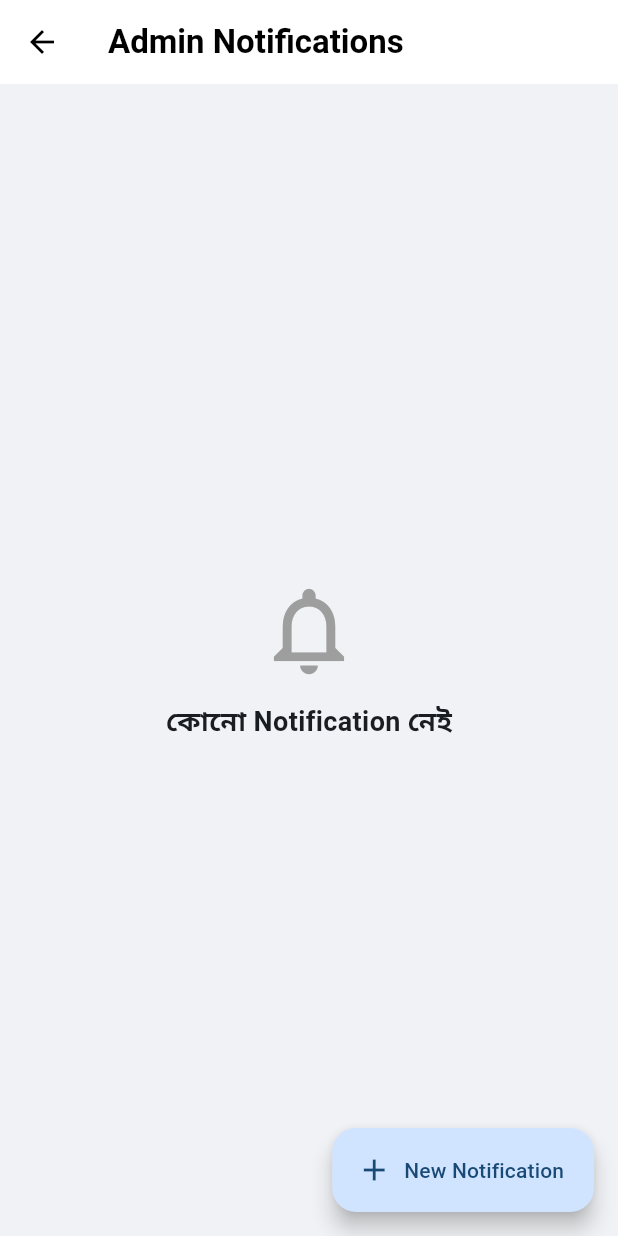
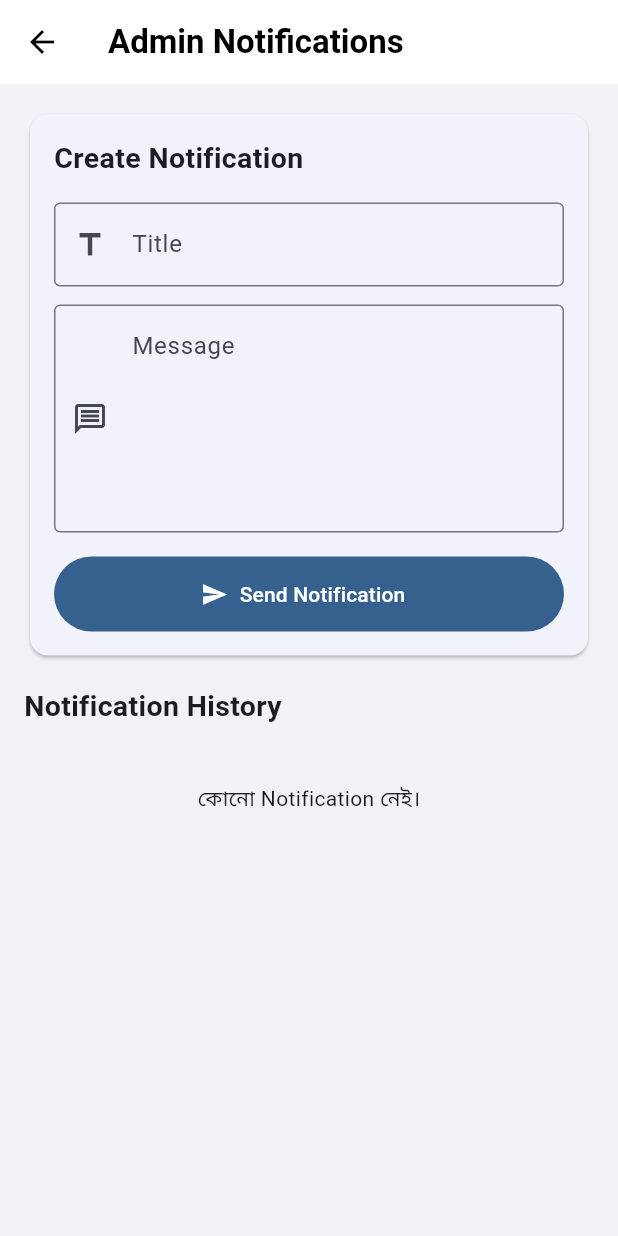
Before and after one commit to bondhu-app/bondhu_social, a Flutter app: the AdminNotificationsScreen screen opened directly, on a phone screen of 412 x 824 dp. Run offline on Flutter 3.47's test engine with Material 3 defaults, Android fonts, the phone set to English and light mode, and no system bars; our stand-ins replace cloud_firestore, firebase_auth, firebase_core; accounts and stored records are empty.

Commit message:
Update admin_notifications_screen.dart

```diff
--- a/lib/screens/admin/admin_notifications_screen.dart
+++ b/lib/screens/admin/admin_notifications_screen.dart
@@ -1,8 +1,121 @@
 import 'package:cloud_firestore/cloud_firestore.dart';
 import 'package:flutter/material.dart';
 
-class AdminNotificationsScreen extends StatelessWidget {
-  const AdminNotificationsScreen({super.key});
+class AdminNotificationsScreen extends StatefulWidget {
+  const AdminNotificationsScreen({
+    super.key,
+  });
+
+  @override
+  State<AdminNotificationsScreen> createState() =>
+      _AdminNotificationsScreenState();
+}
+
+class _AdminNotificationsScreenState
+    extends State<AdminNotificationsScreen> {
+  final FirebaseFirestore _firestore =
+      FirebaseFirestore.instance;
+
+  final TextEditingController _titleController =
+      TextEditingController();
+
+  final TextEditingController _messageController =
+      TextEditingController();
+
+  bool _sending = false;
+
+  @override
+  void dispose() {
+    _titleController.dispose();
+    _messageController.dispose();
+    super.dispose();
+  }
+
+  Future<void> _sendNotification() async {
+    final title =
+        _titleController.text.trim();
+
+    final message =
+        _messageController.text.trim();
+
+    if (title.isEmpty || message.isEmpty) {
+      ScaffoldMessenger.of(context).showSnackBar(
+        const SnackBar(
+          content: Text(
+            'Title এবং Message লিখুন।',
+          ),
+        ),
+      );
+      return;
+    }
+
+    setState(() {
+      _sending = true;
+    });
+
+    try {
+      await _firestore
+          .collection('notifications')
+          .add({
+        'title': title,
+        'message': message,
+        'type': 'admin',
+        'createdAt':
+            FieldValue.serverTimestamp(),
+        'read': false,
+      });
+
+      _titleController.clear();
+      _messageController.clear();
+
+      if (!mounted) return;
+
+      ScaffoldMessenger.of(context).showSnackBar(
+        const SnackBar(
+          content: Text(
+            'Notification তৈরি হয়েছে।',
+          ),
+        ),
+      );
+    } catch (error) {
+      if (!mounted) return;
+
+      ScaffoldMessenger.of(context).showSnackBar(
+        SnackBar(
+          content: Text(
+            'Notification তৈরি করা যায়নি: $error',
+          ),
+        ),
+      );
+    } finally {
+      if (!mounted) return;
+
+      setState(() {
+        _sending = false;
+      });
+    }
+  }
+
+  Future<void> _deleteNotification(
+    String id,
+  ) async {
+    try {
+      await _firestore
+          .collection('notifications')
+          .doc(id)
+          .delete();
+    } catch (error) {
+      if (!mounted) return;
+
+      ScaffoldMessenger.of(context).showSnackBar(
+        SnackBar(
+          content: Text(
+            'Delete করা যায়নি: $error',
+          ),
+        ),
+      );
+    }
+  }
 
   @override
   Widget build(BuildContext context) {
@@ -15,31 +128,129 @@ class AdminNotificationsScreen extends StatelessWidget {
           ),
         ),
       ),
-      floatingActionButton: FloatingActionButton.extended(
-        onPressed: () {
-          _showCreateNotification(context);
-        },
-        icon: const Icon(Icons.add),
-        label: const Text('New Notification'),
+      body: ListView(
+        padding: const EdgeInsets.all(16),
+        children: [
+          Card(
+            child: Padding(
+              padding:
+                  const EdgeInsets.all(16),
+              child: Column(
+                crossAxisAlignment:
+                    CrossAxisAlignment.start,
+                children: [
+                  const Text(
+                    'Create Notification',
+                    style: TextStyle(
+                      fontSize: 19,
+                      fontWeight:
+                          FontWeight.bold,
                     ),
-      body: StreamBuilder<QuerySnapshot<Map<String, dynamic>>>(
-        stream: FirebaseFirestore.instance
+                  ),
+                  const SizedBox(height: 16),
+                  TextField(
+                    controller:
+                        _titleController,
+                    decoration:
+                        const InputDecoration(
+                      labelText: 'Title',
+                      prefixIcon:
+                          Icon(
+                        Icons.title,
+                      ),
+                      border:
+                          OutlineInputBorder(),
+                    ),
+                  ),
+                  const SizedBox(height: 12),
+                  TextField(
+                    controller:
+                        _messageController,
+                    maxLines: 5,
+                    decoration:
+                        const InputDecoration(
+                      labelText: 'Message',
+                      alignLabelWithHint: true,
+                      prefixIcon:
+                          Icon(
+                        Icons.message_outlined,
+                      ),
+                      border:
+                          OutlineInputBorder(),
+                    ),
+                  ),
+                  const SizedBox(height: 16),
+                  SizedBox(
+                    width: double.infinity,
+                    height: 50,
+                    child: FilledButton.icon(
+                      onPressed:
+                          _sending
+                              ? null
+                              : _sendNotification,
+                      icon: _sending
+                          ? const SizedBox(
+                              width: 20,
+                              height: 20,
+                              child:
+                                  CircularProgressIndicator(
+                                strokeWidth: 2,
+                              ),
+                            )
+                          : const Icon(
+                              Icons.send,
+                            ),
+                      label: Text(
+                        _sending
+                            ? 'Sending...'
+                            : 'Send Notification',
+                      ),
+                    ),
+                  ),
+                ],
+              ),
+            ),
+          ),
+          const SizedBox(height: 16),
+          const Text(
+            'Notification History',
+            style: TextStyle(
+              fontSize: 19,
+              fontWeight: FontWeight.bold,
+            ),
+          ),
+          const SizedBox(height: 8),
+          StreamBuilder<
+              QuerySnapshot<Map<String, dynamic>>>(
+            stream: _firestore
                 .collection('notifications')
-            .orderBy('createdAt', descending: true)
+                .orderBy(
+                  'createdAt',
+                  descending: true,
+                )
+                .limit(50)
                 .snapshots(),
-        builder: (context, snapshot) {
+            builder: (
+              context,
+              snapshot,
+            ) {
               if (snapshot.connectionState ==
                   ConnectionState.waiting) {
-            return const Center(
-              child: CircularProgressIndicator(),
+                return const Padding(
+                  padding: EdgeInsets.all(30),
+                  child: Center(
+                    child:
+                        CircularProgressIndicator(),
+                  ),
                 );
               }
 
               if (snapshot.hasError) {
-            return Center(
+                return Padding(
+                  padding:
+                      const EdgeInsets.all(20),
                   child: Text(
-                'Notifications লোড করা যায়নি.\n${snapshot.error}',
-                textAlign: TextAlign.center,
+                    'Notification লোড করা যায়নি.\n\n${snapshot.error}',
                   ),
                 );
               }
@@ -48,151 +259,76 @@ class AdminNotificationsScreen extends StatelessWidget {
                   snapshot.data?.docs ?? [];
 
               if (notifications.isEmpty) {
-            return const Center(
-              child: Column(
-                mainAxisAlignment:
-                    MainAxisAlignment.center,
-                children: [
-                  Icon(
-                    Icons.notifications_none,
-                    size: 70,
-                    color: Colors.grey,
+                return const Padding(
+                  padding: EdgeInsets.all(30),
+                  child: Center(
+                    child: Text(
+                      'কোনো Notification নেই।',
                     ),
-                  SizedBox(height: 12),
-                  Text(
-                    'কোনো Notification নেই',
-                    style: TextStyle(
-                      fontSize: 18,
-                      fontWeight: FontWeight.bold,
                   ),
+                );
+              }
+
+              return Column(
+                children:
+                    notifications.map(
+                  (document) {
+                    final data =
+                        document.data();
+
+                    final title =
+                        data['title']
+                                ?.toString() ??
+                            'Notification';
+
+                    final message =
+                        data['message']
+                                ?.toString() ??
+                            '';
+
+                    return Card(
+                      child: ListTile(
+                        leading:
+                            const CircleAvatar(
+                          child: Icon(
+                            Icons
+                                .notifications,
+                          ),
+                        ),
+                        title: Text(
+                          title,
+                          style:
+                              const TextStyle(
+                            fontWeight:
+                                FontWeight.bold,
+                          ),
+                        ),
+                        subtitle:
+                            Text(message),
+                        trailing:
+                            IconButton(
+                          onPressed: () {
+                            _deleteNotification(
+                              document.id,
+                            );
+                          },
+                          icon:
+                              const Icon(
+                            Icons
+                                .delete_outline,
+                            color:
+                                Colors.red,
+                          ),
+                        ),
+                      ),
+                    );
+                  },
+                ).toList(),
+              );
+            },
           ),
         ],
       ),
     );
   }
-
-          return ListView.builder(
-            padding: const EdgeInsets.all(12),
-            itemCount: notifications.length,
-            itemBuilder: (context, index) {
-              final data =
-                  notifications[index].data();
-
-              final title =
-                  data['title']?.toString() ??
-                      'Notification';
-
-              final message =
-                  data['message']?.toString() ??
-                      '';
-
-              return Card(
-                margin:
-                    const EdgeInsets.only(bottom: 10),
-                child: ListTile(
-                  leading: const CircleAvatar(
-                    child: Icon(
-                      Icons.notifications,
-                    ),
-                  ),
-                  title: Text(
-                    title,
-                    style: const TextStyle(
-                      fontWeight: FontWeight.bold,
-                    ),
-                  ),
-                  subtitle: Text(message),
-                ),
-              );
-            },
-          );
-        },
-      ),
-    );
 }
-
-  static void _showCreateNotification(
-    BuildContext context,
-  ) {
-    final titleController =
-        TextEditingController();
-
-    final messageController =
-        TextEditingController();
-
-    showDialog(
-      context: context,
-      builder: (dialogContext) {
-        return AlertDialog(
-          title: const Text(
-            'New Notification',
-          ),
-          content: SingleChildScrollView(
-            child: Column(
-              mainAxisSize: MainAxisSize.min,
-              children: [
-                TextField(
-                  controller: titleController,
-                  decoration:
-                      const InputDecoration(
-                    labelText: 'Title',
-                    border:
-                        OutlineInputBorder(),
-                  ),
-                ),
-                const SizedBox(height: 12),
-                TextField(
-                  controller:
-                      messageController,
-                  maxLines: 4,
-                  decoration:
-                      const InputDecoration(
-                    labelText: 'Message',
-                    border:
-                        OutlineInputBorder(),
-                  ),
-                ),
-              ],
-            ),
-          ),
-          actions: [
-            TextButton(
-              onPressed: () {
-                Navigator.pop(dialogContext);
-              },
-              child: const Text('Cancel'),
-            ),
-            FilledButton(
-              onPressed: () async {
-                final title =
-                    titleController.text.trim();
-
-                final message =
-                    messageController.text.trim();
-
-                if (title.isEmpty ||
-                    message.isEmpty) {
-                  return;
-                }
-
-                await FirebaseFirestore.instance
-                    .collection('notifications')
-                    .add({
-                  'title': title,
-                  'message': message,
-                  'createdAt':
-                      FieldValue.serverTimestamp(),
-                });
-
-                if (dialogContext.mounted) {
-                  Navigator.pop(dialogContext);
-                }
-              },
-              child: const Text('Send'),
-            ),
-          ],
-        );
-      },
-    );
-  }
-}
```
Lines whose indentation alone changed are shown as unchanged.
